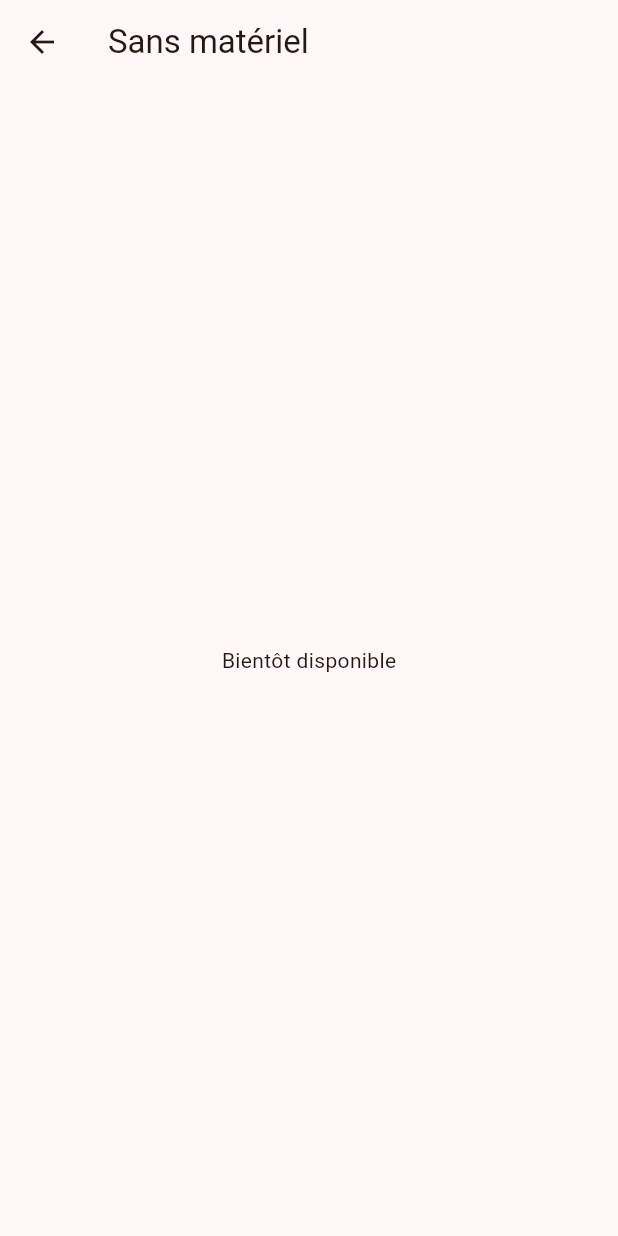
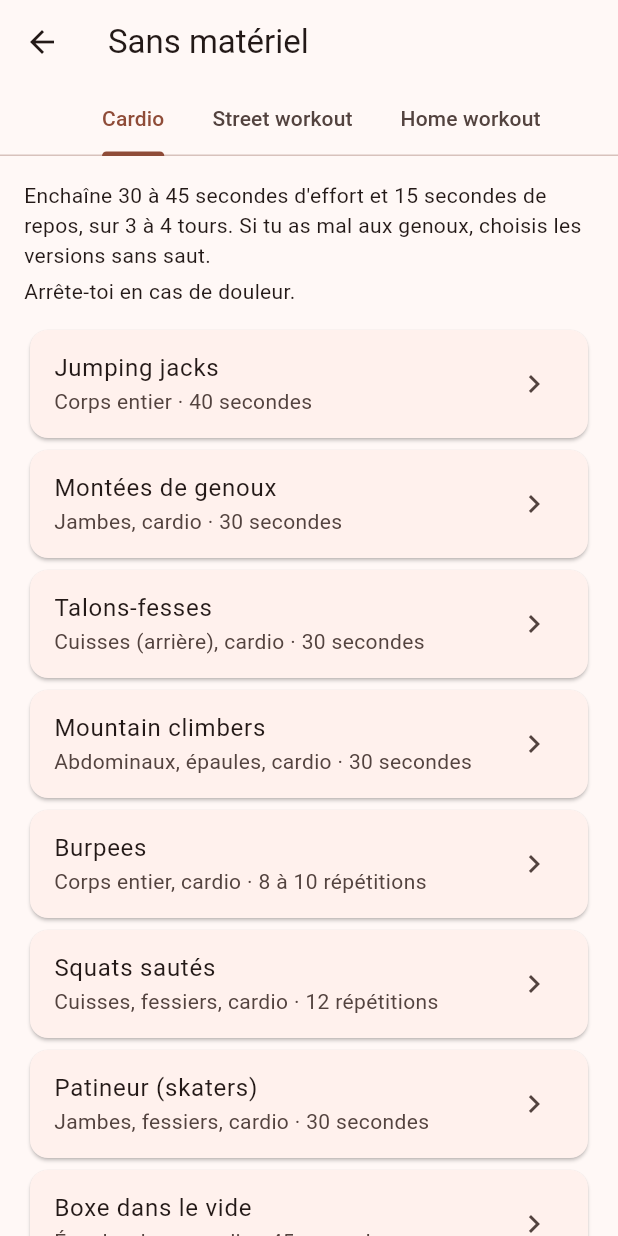
Before and after one commit to yoannbarbin-netizen/Yowda, a Flutter app: the screen it shows after launch, after a tap on "Sans matériel", on a phone screen of 412 x 824 dp. Run offline on Flutter 3.47's test engine with Material 3 defaults, Android fonts, the phone set to English and light mode, and no system bars.

Commit message:
Avant test GLB

```diff
--- /dev/null
+++ b/lib/data/sans_materiel.dart
@@ -0,0 +1,226 @@
+import 'echauffement.dart';
+
+const List<Exercice> cardioExercices = [
+  Exercice(
+    nom: "Jumping jacks",
+    duree: "40 secondes",
+    zone: "Corps entier",
+    consigne:
+        "Saute en écartant les jambes et en levant les bras au-dessus de la tête, puis reviens pieds joints, bras le long du corps.",
+    conseil: "Version sans impact : fais un pas sur le côté à la place du saut.",
+  ),
+  Exercice(
+    nom: "Montées de genoux",
+    duree: "30 secondes",
+    zone: "Jambes, cardio",
+    consigne:
+        "Sur place, monte les genoux alternativement à hauteur de hanches, à un rythme soutenu, en balançant les bras.",
+    conseil: "Reste bien grand, sans te pencher en arrière.",
+  ),
+  Exercice(
+    nom: "Talons-fesses",
+    duree: "30 secondes",
+    zone: "Cuisses (arrière), cardio",
+    consigne:
+        "Sur place, ramène les talons vers les fesses en alternant, en courant sur place, coudes pliés.",
+    conseil: "Pose l'avant du pied, pas le talon, pour amortir.",
+  ),
+  Exercice(
+    nom: "Mountain climbers",
+    duree: "30 secondes",
+    zone: "Abdominaux, épaules, cardio",
+    consigne:
+        "En position de pompe, bras tendus. Ramène un genou vers la poitrine puis l'autre, en alternance rapide, comme si tu courais à l'horizontale.",
+    conseil: "Garde les épaules au-dessus des mains et le bassin bas.",
+  ),
+  Exercice(
+    nom: "Burpees",
+    duree: "8 à 10 répétitions",
+    zone: "Corps entier, cardio",
+    consigne:
+        "Debout, accroupis-toi et pose les mains au sol. Envoie les pieds en arrière en position de pompe, ramène-les, puis saute en levant les bras.",
+    conseil: "Version plus douce : sans pompe et sans saut final.",
+  ),
+  Exercice(
+    nom: "Squats sautés",
+    duree: "12 répétitions",
+    zone: "Cuisses, fessiers, cardio",
+    consigne:
+        "Descends en squat, puis saute le plus haut possible en poussant dans le sol. Réceptionne-toi en douceur, genoux fléchis, et enchaîne.",
+    conseil: "Les genoux restent dans l'axe des pieds à la réception.",
+  ),
+  Exercice(
+    nom: "Patineur (skaters)",
+    duree: "30 secondes",
+    zone: "Jambes, fessiers, cardio",
+    consigne:
+        "Saute latéralement d'une jambe sur l'autre en gardant le buste légèrement penché, comme un patineur. La jambe arrière passe derrière, sans toucher le sol.",
+    conseil: "Si c'est trop intense, pose le pied au sol à chaque appui.",
+  ),
+  Exercice(
+    nom: "Boxe dans le vide",
+    duree: "45 secondes",
+    zone: "Épaules, bras, cardio",
+    consigne:
+        "Appuis légèrement fléchis, poings devant le visage. Enchaîne des coups droits en alternant les bras, puis ajoute des déplacements.",
+    conseil: "Ne bloque pas le coude à l'extension, garde les poings serrés mais les épaules détendues.",
+  ),
+];
+
+const List<Exercice> streetWorkoutExercices = [
+  Exercice(
+    nom: "Pompes classiques",
+    duree: "3 séries de 8 à 15",
+    zone: "Pectoraux, triceps, épaules",
+    consigne:
+        "Mains un peu plus larges que les épaules, corps gainé de la tête aux talons. Descends la poitrine vers le sol, puis repousse.",
+    conseil: "Ne laisse pas le bassin s'affaisser ni remonter.",
+  ),
+  Exercice(
+    nom: "Pompes diamant",
+    duree: "3 séries de 6 à 12",
+    zone: "Triceps, pectoraux",
+    consigne:
+        "Mains rapprochées sous la poitrine, pouces et index formant un losange. Descends en gardant les coudes près du corps, puis repousse.",
+    conseil: "Trop dur ? Fais-les sur les genoux.",
+  ),
+  Exercice(
+    nom: "Pompes archer",
+    duree: "3 séries de 5 par côté",
+    zone: "Pectoraux, épaules, triceps",
+    consigne:
+        "Mains très écartées. Descends vers une main en gardant l'autre bras tendu, puis remonte et change de côté.",
+    conseil: "Avance doucement, c'est un exercice avancé.",
+  ),
+  Exercice(
+    nom: "Pompes pike",
+    duree: "3 séries de 6 à 10",
+    zone: "Épaules, triceps",
+    consigne:
+        "Bassin en l'air, corps en V inversé, mains et pieds au sol. Plie les coudes pour amener le sommet de la tête vers le sol, puis repousse.",
+    conseil: "Avance les pieds vers les mains pour augmenter la difficulté.",
+  ),
+  Exercice(
+    nom: "Planche (gainage)",
+    duree: "3 séries de 30 à 45 secondes",
+    zone: "Abdominaux, dos, épaules",
+    consigne:
+        "Appuyé sur les avant-bras et la pointe des pieds, corps aligné de la tête aux talons. Serre les abdominaux et les fessiers.",
+    conseil: "Respire normalement, arrête-toi si le bas du dos se creuse.",
+  ),
+  Exercice(
+    nom: "Planche latérale",
+    duree: "3 séries de 20 à 30 secondes par côté",
+    zone: "Obliques, hanches",
+    consigne:
+        "Sur le côté, appuyé sur l'avant-bras, pieds empilés. Lève le bassin pour aligner la tête, le bassin et les pieds.",
+    conseil: "Pose le genou du dessous au sol pour une version plus facile.",
+  ),
+  Exercice(
+    nom: "Hollow body",
+    duree: "3 séries de 20 à 30 secondes",
+    zone: "Abdominaux profonds",
+    consigne:
+        "Allongé sur le dos, bras tendus derrière la tête. Décolle les épaules et les jambes tendues du sol, bas du dos plaqué au sol.",
+    conseil: "Si ton dos décolle, plie les genoux ou lève les jambes plus haut.",
+  ),
+  Exercice(
+    nom: "Squat pistol assisté",
+    duree: "3 séries de 5 par jambe",
+    zone: "Cuisses, fessiers, équilibre",
+    consigne:
+        "Tiens-toi à un mur ou un cadre de porte. Sur une jambe, descends en squat, l'autre jambe tendue devant, puis remonte en t'aidant au besoin.",
+    conseil: "Va doucement, tout le contrôle vient de la jambe d'appui.",
+  ),
+  Exercice(
+    nom: "Fentes sautées",
+    duree: "3 séries de 10 par jambe",
+    zone: "Cuisses, fessiers, cardio",
+    consigne:
+        "En position de fente, saute et change de jambe en l'air, puis réceptionne-toi en fente de l'autre côté.",
+    conseil: "Version plus douce : fentes alternées sans saut.",
+  ),
+];
+
+const List<Exercice> homeWorkoutExercices = [
+  Exercice(
+    nom: "Squats",
+    duree: "3 séries de 15",
+    zone: "Cuisses, fessiers",
+    consigne:
+        "Pieds écartés à la largeur des épaules. Descends en poussant les fesses vers l'arrière, dos droit, puis remonte.",
+    conseil: "Les genoux restent dans l'axe des pieds.",
+  ),
+  Exercice(
+    nom: "Fentes arrière",
+    duree: "3 séries de 10 par jambe",
+    zone: "Cuisses, fessiers",
+    consigne:
+        "Fais un grand pas en arrière, descends le genou arrière vers le sol, puis reviens à la position de départ et change de jambe.",
+    conseil: "Buste droit, genou avant au-dessus du pied.",
+  ),
+  Exercice(
+    nom: "Pont fessier",
+    duree: "3 séries de 15",
+    zone: "Fessiers, ischio-jambiers",
+    consigne:
+        "Allongé sur le dos, genoux pliés, pieds au sol. Lève le bassin en serrant les fessiers, puis redescends lentement.",
+    conseil: "Ne cambre pas le dos en haut du mouvement.",
+  ),
+  Exercice(
+    nom: "Pont fessier une jambe",
+    duree: "3 séries de 10 par jambe",
+    zone: "Fessiers, ischio-jambiers",
+    consigne:
+        "Comme le pont fessier, mais une jambe tendue en l'air. Pousse avec le pied au sol pour lever le bassin.",
+    conseil: "Garde le bassin bien horizontal.",
+  ),
+  Exercice(
+    nom: "Pompes sur les genoux",
+    duree: "3 séries de 10",
+    zone: "Pectoraux, triceps",
+    consigne:
+        "Mains sous les épaules, genoux au sol, corps aligné des genoux à la tête. Descends la poitrine vers le sol, puis repousse.",
+    conseil: "Garde le dos plat, sans cambrer ni arrondir.",
+  ),
+  Exercice(
+    nom: "Dead bug",
+    duree: "3 séries de 10 par côté",
+    zone: "Abdominaux profonds",
+    consigne:
+        "Allongé sur le dos, bras tendus vers le plafond, genoux à 90°. Étends lentement un bras et la jambe opposée, puis reviens et change de côté.",
+    conseil: "Le bas du dos reste collé au sol.",
+  ),
+  Exercice(
+    nom: "Bird dog",
+    duree: "3 séries de 10 par côté",
+    zone: "Dos, fessiers, abdominaux",
+    consigne:
+        "À quatre pattes, étends un bras vers l'avant et la jambe opposée vers l'arrière, puis reviens et change de côté.",
+    conseil: "Garde le bassin stable, sans balancer.",
+  ),
+  Exercice(
+    nom: "Superman",
+    duree: "3 séries de 12",
+    zone: "Bas du dos, fessiers",
+    consigne:
+        "Allongé sur le ventre, bras tendus devant. Lève en même temps les bras et les jambes, tiens une seconde, puis redescends.",
+    conseil: "Regarde le sol pour garder la nuque dans l'axe.",
+  ),
+  Exercice(
+    nom: "Chaise contre un mur",
+    duree: "3 séries de 30 à 45 secondes",
+    zone: "Cuisses, fessiers",
+    consigne:
+        "Dos contre un mur, descends jusqu'à avoir les cuisses parallèles au sol, comme assis sur une chaise invisible. Tiens la position.",
+    conseil: "Les genoux restent au-dessus des chevilles.",
+  ),
+  Exercice(
+    nom: "Crunchs",
+    duree: "3 séries de 15",
+    zone: "Abdominaux",
+    consigne:
+        "Allongé sur le dos, genoux pliés, mains près des tempes. Soulève les épaules du sol en contractant les abdominaux, puis redescends lentement.",
+    conseil: "Ne tire pas sur la nuque, regarde vers le plafond.",
+  ),
+];
--- a/lib/main.dart
+++ b/lib/main.dart
@@ -2,6 +2,7 @@ import 'package:flutter/material.dart';
 import 'pages/echauffement_page.dart';
 import 'pages/etirements_page.dart';
 import 'pages/materiel_maison_page.dart';
+import 'pages/sans_materiel_page.dart';
 
 void main() => runApp(const AppliMuscu());
 
@@ -36,6 +37,8 @@ class HomePage extends StatelessWidget {
         return const EchauffementPage();
       case 'Matériel maison':
         return const MaterielMaisonPage();
+      case 'Sans matériel':
+        return const SansMaterielPage();
       case 'Étirements':
         return const EtirementsPage();
       default:
--- /dev/null
+++ b/lib/pages/sans_materiel_page.dart
@@ -0,0 +1,80 @@
+import 'package:flutter/material.dart';
+import '../data/echauffement.dart';
+import '../data/sans_materiel.dart';
+import 'echauffement_page.dart';
+
+class SansMaterielPage extends StatelessWidget {
+  const SansMaterielPage({super.key});
+
+  @override
+  Widget build(BuildContext context) {
+    return DefaultTabController(
+      length: 3,
+      child: Scaffold(
+        appBar: AppBar(
+          title: const Text('Sans matériel'),
+          bottom: const TabBar(
+            isScrollable: true,
+            tabs: [
+              Tab(text: 'Cardio'),
+              Tab(text: 'Street workout'),
+              Tab(text: 'Home workout'),
+            ],
+          ),
+        ),
+        body: const TabBarView(
+          children: [
+            _ListeExercices(
+              intro:
+                  "Enchaîne 30 à 45 secondes d'effort et 15 secondes de repos, sur 3 à 4 tours. Si tu as mal aux genoux, choisis les versions sans saut.",
+              exercices: cardioExercices,
+            ),
+            _ListeExercices(
+              intro:
+                  "Exercices au poids du corps, plutôt pour les gens qui ont déjà un peu de force. Avance par étapes et garde une bonne technique.",
+              exercices: streetWorkoutExercices,
+            ),
+            _ListeExercices(
+              intro:
+                  "Exercices simples à faire chez toi, dans un petit espace. Idéal pour débuter ou entretenir sa forme.",
+              exercices: homeWorkoutExercices,
+            ),
+          ],
+        ),
+      ),
+    );
+  }
+}
+
+class _ListeExercices extends StatelessWidget {
+  final String intro;
+  final List<Exercice> exercices;
+  const _ListeExercices({required this.intro, required this.exercices});
+
+  @override
+  Widget build(BuildContext context) {
+    return ListView(
+      padding: const EdgeInsets.all(16),
+      children: [
+        Text(intro),
+        const SizedBox(height: 4),
+        const Text("Arrête-toi en cas de douleur."),
+        const SizedBox(height: 12),
+        for (final e in exercices)
+          Card(
+            child: ListTile(
+              title: Text(e.nom),
+              subtitle: Text('${e.zone} · ${e.duree}'),
+              trailing: const Icon(Icons.chevron_right),
+              onTap: () => Navigator.push(
+                context,
+                MaterialPageRoute(
+                  builder: (_) => ExerciceDetailPage(exercice: e),
+                ),
+              ),
+            ),
+          ),
+      ],
+    );
+  }
+}
```
